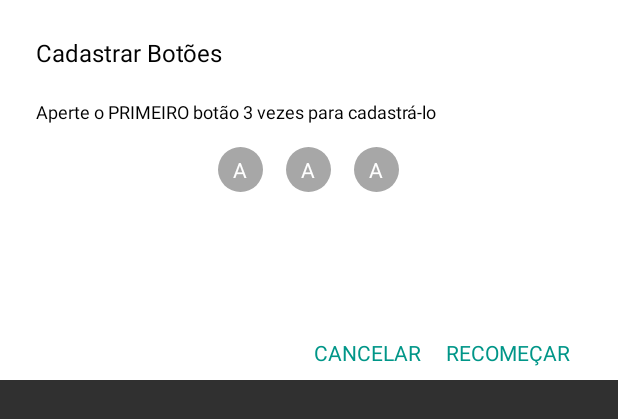
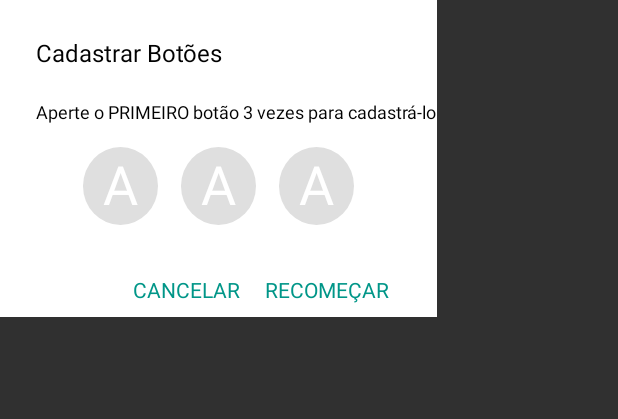
Before and after one commit to upnewstv/usb-serial-broadcaster, an Android app: the layout verify_buttons.xml on its own in the app's theme, with its tools: preview values and no code run, on a phone screen of 412 x 824 dp. Shown: the top 419 px of the screen. Run offline under Robolectric (Android 15) with nearby library versions, the phone set to English and light mode, and no system bars.

Commit message:
Verify buttons is now working correctly.

```diff
--- a/app/src/main/res/drawable/buttons_layout.xml
+++ b/app/src/main/res/drawable/buttons_layout.xml
@@ -1,5 +1,4 @@
-<?xml version="1.0" encoding="utf-8"?>
-<shape xmlns:android="http://schemas.android.com/apk/res/android">
+<?xml version="1.0" encoding="utf-8"?><shape xmlns:android="http://schemas.android.com/apk/res/android">
     <solid android:color="#DFDFDF"/>
     <stroke android:width="3dip" android:color="#DFDFDF" />
     <corners android:radius="15dip"/>
--- a/app/src/main/res/drawable/circle_unverified.xml
+++ b/app/src/main/res/drawable/circle_unverified.xml
@@ -4,9 +4,9 @@
     android:shape="oval">
 
     <solid
-        android:color="#A7A7A7"/>
+        android:color="#DFDFDF"/>
 
     <size
-        android:width="30dp"
-        android:height="30dp"/>
+        android:width="50dp"
+        android:height="40dp"/>
 </shape>
--- a/app/src/main/res/drawable/circle_verified.xml
+++ b/app/src/main/res/drawable/circle_verified.xml
@@ -7,6 +7,6 @@
         android:color="#009E11"/>
 
     <size
-        android:width="30dp"
-        android:height="30dp"/>
+        android:width="50dp"
+        android:height="40dp"/>
 </shape>
--- a/app/src/main/res/drawable/next_button_layout_disabled.xml
+++ /dev/null
@@ -1,7 +0,0 @@
-<?xml version="1.0" encoding="utf-8"?>
-<shape xmlns:android="http://schemas.android.com/apk/res/android">
-    <solid android:color="#DFDFDF"/>
-    <stroke android:width="3dip" android:color="#DFDFDF" />
-    <corners android:radius="15dip"/>
-    <padding android:left="9dip" android:top="5dip" android:right="9dip" android:bottom="5dip" />
-</shape>
--- a/app/src/main/res/layout/verify_buttons.xml
+++ b/app/src/main/res/layout/verify_buttons.xml
@@ -1,10 +1,11 @@
 <?xml version="1.0" encoding="utf-8"?>
 <LinearLayout xmlns:android="http://schemas.android.com/apk/res/android"
     android:orientation="vertical"
-    android:layout_width="fill_parent"
+    android:layout_width="wrap_content"
     android:layout_height="wrap_content"
     android:background="#ffffff"
-    android:visibility="visible">
+    android:visibility="visible"
+    style="@android:style/Theme.Holo.Light.DialogWhenLarge">
 
     <TextView
         android:layout_width="wrap_content"
@@ -38,7 +39,7 @@
         <LinearLayout
             android:orientation="horizontal"
             android:layout_width="wrap_content"
-            android:layout_height="match_parent"
+            android:layout_height="wrap_content"
             android:gravity="center">
 
             <TextView
@@ -48,12 +49,13 @@
                 android:id="@+id/click_1"
                 android:background="@drawable/circle_unverified"
                 android:textAlignment="viewEnd"
-                android:paddingLeft="10dp"
-                android:paddingTop="5dp"
+                android:paddingLeft="13dp"
                 android:layout_marginRight="15dp"
-                android:layout_marginLeft="15dp"
                 android:textColor="#ffffff"
-                android:autoText="false" />
+                android:autoText="false"
+                android:textSize="36sp"
+                android:paddingBottom="3dp"
+                android:layout_marginLeft="15dp" />
 
             <TextView
                 android:layout_width="wrap_content"
@@ -61,10 +63,11 @@
                 android:text="@string/name_button_a"
                 android:id="@+id/click_2"
                 android:background="@drawable/circle_unverified"
-                android:paddingLeft="10dp"
-                android:paddingTop="5dp"
+                android:paddingLeft="13dp"
                 android:layout_marginRight="15dp"
-                android:textColor="#ffffff" />
+                android:textColor="#ffffff"
+                android:textSize="36sp"
+                android:paddingBottom="3dp" />
 
             <TextView
                 android:layout_width="wrap_content"
@@ -72,25 +75,23 @@
                 android:text="@string/name_button_a"
                 android:id="@+id/click_3"
                 android:background="@drawable/circle_unverified"
-                android:paddingLeft="10dp"
-                android:paddingTop="5dp"
+                android:paddingLeft="13dp"
                 android:layout_marginRight="15dp"
-                android:textColor="#ffffff" />
+                android:textColor="#ffffff"
+                android:textSize="36sp"
+                android:paddingBottom="3dp" />
+
+            <ImageView
+                android:layout_width="wrap_content"
+                android:layout_height="wrap_content"
+                android:id="@+id/imageView_verify_ok"
+                android:src="@drawable/ok_icon_48"
+                android:visibility="gone"
+                android:layout_gravity="center" />
+
         </LinearLayout>
 
     </LinearLayout>
-
-    <TextView
-        android:layout_width="wrap_content"
-        android:layout_height="wrap_content"
-        android:text="@string/next_button_message"
-        android:id="@+id/textView_next_button"
-        android:textColor="#010101"
-        android:layout_gravity="center_horizontal"
-        android:background="@drawable/next_button_layout_disabled"
-        android:layout_marginBottom="25dp"
-        android:layout_marginTop="10dp"
-        android:visibility="invisible" />
 
     <LinearLayout
         android:orientation="horizontal"
```
Also changed, not shown: app/src/main/java/net/signagewidgets/serial/view/AddControl.java (+4 -3 lines), app/src/main/java/net/signagewidgets/serial/view/AddedControl.java (deleted, +0 -64 lines), app/src/main/java/net/signagewidgets/serial/view/VerifyButtons.java (+45 -34 lines), app/src/main/res/drawable/next_button_layout_enabled.xml (deleted, +0 -7 lines), app/src/main/res/layout/add_control.xml (+14 -9 lines), app/src/main/res/layout/added_control.xml (deleted, +0 -45 lines), 2 other files.
